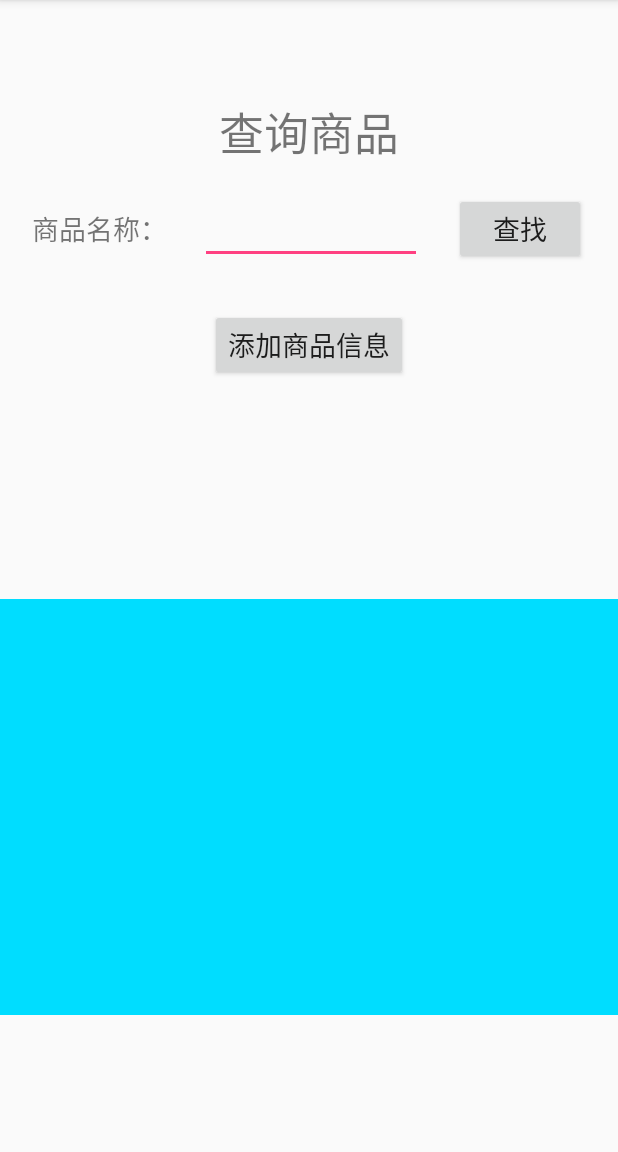
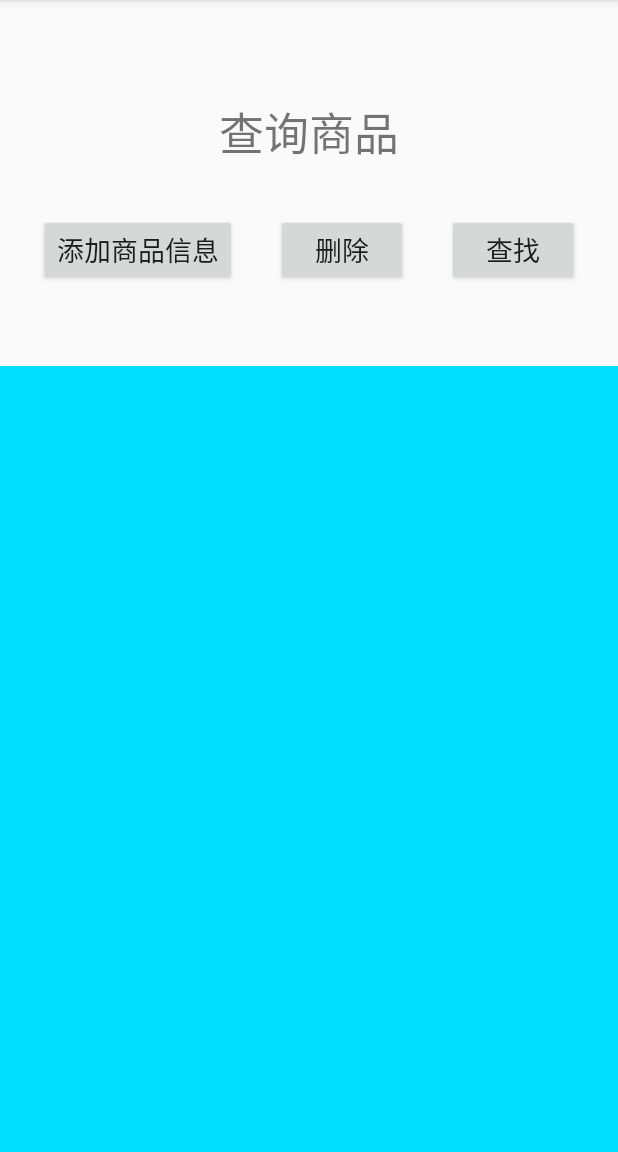
Before and after one commit to 1711605024/Mobile171Github13, an Android app: the spcxActivity screen opened directly, with no data from a screen before it, after a tap on "查找", on a phone screen of 412 x 824 dp, the part 84-1236 px from its top. Run offline under Robolectric (Android 15) with nearby library versions, the phone set to English and light mode, and no system bars.

Commit message:
代码完善

```diff
--- a/app/src/main/java/com/example/yt/mobile171github_13/spcxActivity.java
+++ b/app/src/main/java/com/example/yt/mobile171github_13/spcxActivity.java
@@ -1,20 +1,30 @@
 package com.example.yt.mobile171github_13;
 
+import android.content.ContentValues;
 import android.content.Intent;
+import android.database.Cursor;
+import android.database.sqlite.SQLiteDatabase;
 import android.support.v7.app.AppCompatActivity;
 import android.os.Bundle;
 import android.view.View;
 import android.widget.Button;
 import android.widget.EditText;
+import android.widget.TextView;
+import android.widget.Toast;
 
 public class spcxActivity extends AppCompatActivity {
-    EditText edt_cx_name;
-    Button btn_cx_check,btn_cx_add;
+    Button btn_cx_check,btn_cx_add,btn_cx_delete;
+    TextView tv_cx_show;
+    MyHelper myHelper;
+    SQLiteDatabase db;
     @Override
     protected void onCreate(Bundle savedInstanceState) {
         super.onCreate(savedInstanceState);
         setContentView(R.layout.activity_spcx);
-        edt_cx_name=(EditText) findViewById(R.id.edt_cx_name);
+        myHelper=new MyHelper(this);
+        tv_cx_show=(TextView)findViewById(R.id.tv_cx_show);
+
+        btn_cx_delete=(Button) findViewById(R.id.btn_cx_delete);
         btn_cx_check=(Button) findViewById(R.id.btn_cx_check);
         btn_cx_add=(Button) findViewById(R.id.btn_cx_add);
         btn_cx_add.setOnClickListener(new View.OnClickListener() {//点击添加按钮执行操作
@@ -28,7 +38,38 @@ public class spcxActivity extends AppCompatActivity {
         btn_cx_check.setOnClickListener(new View.OnClickListener() {//点击查询按钮执行操作
             @Override
             public void onClick(View view) {
+                switch (view.getId()) {
+                    case R.id.btn_cx_check:
+                db=myHelper.getReadableDatabase();
+                Cursor cursor = db.query("information",null,null,null,null,null,null);
+                if(cursor.getCount() == 0) {
+                    tv_cx_show.setText("");
+                    Toast.makeText(getApplicationContext(),"没有数据",Toast.LENGTH_SHORT).show();
+                }else {
+                    cursor.moveToFirst();
+                    tv_cx_show.setText("产地："+cursor.getString(1)+"；名称："+cursor.getString(2)+"；编号："+cursor.getString(3));
+                }while (cursor.moveToNext()){
+                    tv_cx_show.append("\n"+"产地："+cursor.getString(1)+"；名称："+cursor.getString(2)+"；编号："+cursor.getString(3));
+                }
+                db.close();
+                cursor.close();
+                break;
 
+            }
+        }
+        });
+        btn_cx_delete.setOnClickListener(new View.OnClickListener() {
+            @Override
+            public void onClick(View view) {
+                switch (view.getId()) {
+                    case R.id.btn_cx_delete:
+                        db = myHelper.getWritableDatabase();
+                        db.delete("information", null, null);
+                        Toast.makeText(getApplicationContext(), "信息已删除", Toast.LENGTH_SHORT).show();
+                        tv_cx_show.setText("无信息");
+                        db.close();
+                        break;
+                }
             }
         });
     }
--- a/app/src/main/res/layout/activity_spcx.xml
+++ b/app/src/main/res/layout/activity_spcx.xml
@@ -18,55 +18,32 @@
         app:layout_constraintStart_toStartOf="parent"
         app:layout_constraintTop_toTopOf="parent" />
 
-    <TextView
-        android:id="@+id/tv_sp_name"
-        android:layout_width="wrap_content"
-        android:layout_height="wrap_content"
-        android:layout_marginTop="28dp"
-        android:text="商品名称："
-        android:textSize="18sp"
-        app:layout_constraintEnd_toStartOf="@+id/edt_cx_name"
-        app:layout_constraintHorizontal_bias="0.5"
-        app:layout_constraintStart_toStartOf="parent"
-        app:layout_constraintTop_toBottomOf="@+id/tv_sp" />
-
-    <EditText
-        android:id="@+id/edt_cx_name"
-        android:layout_width="148dp"
-        android:layout_height="wrap_content"
-        android:ems="10"
-        android:inputType="textPersonName"
-        app:layout_constraintBaseline_toBaselineOf="@+id/tv_sp_name"
-        app:layout_constraintEnd_toStartOf="@+id/btn_cx_check"
-        app:layout_constraintHorizontal_bias="0.5"
-        app:layout_constraintStart_toEndOf="@+id/tv_sp_name" />
-
     <Button
         android:id="@+id/btn_cx_check"
         android:layout_width="wrap_content"
         android:layout_height="wrap_content"
         android:text="查找"
         android:textSize="18sp"
-        app:layout_constraintBaseline_toBaselineOf="@+id/edt_cx_name"
+        app:layout_constraintBaseline_toBaselineOf="@+id/btn_cx_delete"
         app:layout_constraintEnd_toEndOf="parent"
-        app:layout_constraintHorizontal_bias="0.5"
-        app:layout_constraintStart_toEndOf="@+id/edt_cx_name" />
+        app:layout_constraintStart_toEndOf="@+id/btn_cx_delete" />
 
     <Button
         android:id="@+id/btn_cx_add"
         android:layout_width="wrap_content"
         android:layout_height="wrap_content"
-        android:layout_marginTop="30dp"
+        android:layout_marginTop="32dp"
         android:text="添加商品信息"
         android:textSize="18sp"
-        app:layout_constraintEnd_toEndOf="parent"
+        app:layout_constraintEnd_toStartOf="@+id/btn_cx_delete"
+        app:layout_constraintHorizontal_bias="1.0"
         app:layout_constraintStart_toStartOf="parent"
-        app:layout_constraintTop_toBottomOf="@+id/edt_cx_name" />
+        app:layout_constraintTop_toBottomOf="@+id/tv_sp" />
 
     <TextView
         android:id="@+id/tv_cx_show"
         android:layout_width="0dp"
-        android:layout_height="277dp"
+        android:layout_height="0dp"
         android:layout_marginTop="53dp"
         android:background="@android:color/holo_blue_bright"
         app:layout_constraintBottom_toBottomOf="parent"
@@ -75,4 +52,14 @@
         app:layout_constraintStart_toStartOf="parent"
         app:layout_constraintTop_toBottomOf="@+id/btn_cx_add" />
 
+    <Button
+        android:id="@+id/btn_cx_delete"
+        android:layout_width="wrap_content"
+        android:layout_height="wrap_content"
+        android:text="删除"
+        android:textSize="18sp"
+        app:layout_constraintBaseline_toBaselineOf="@+id/btn_cx_add"
+        app:layout_constraintEnd_toStartOf="@+id/btn_cx_check"
+        app:layout_constraintStart_toEndOf="@+id/btn_cx_add" />
+
 </android.support.constraint.ConstraintLayout>
```
Also changed, not shown: app/src/main/java/com/example/yt/mobile171github_13/spxqActivity.java (+23 -1 lines), app/src/main/res/layout/activity_spxq.xml (+3 -16 lines).
